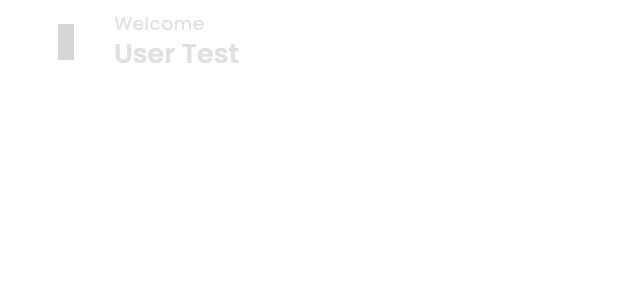
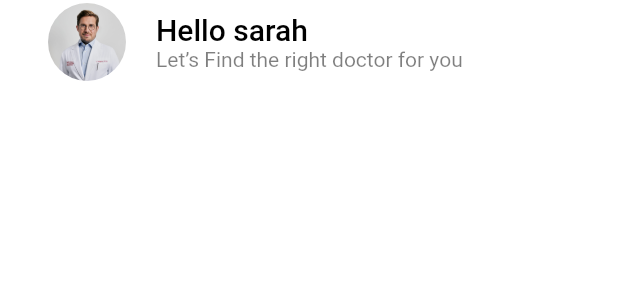
Before and after one commit to adamarichatt/richatt_mobile_socle_v1-main, a Flutter app: the RHomeAppBar widget shown alone on an empty page, opened directly, on a phone screen of 412 x 824 dp. Shown: the top 300 px of the screen. Run offline on Flutter 3.47's test engine with Material 3 defaults, Android fonts, the phone set to English and light mode, and no system bars; our stand-ins replace flutter_native_splash, get, get_storage, iconsax, image_picker, logger and 3 more; accounts and stored records are empty; network calls fail; Roboto replaces fonts that are missing (Nunito); grey boxes are pictures that could not be loaded.

Commit message:
home change

```diff
--- a/lib/features/richatt/screens/home/widgets/home.dart
+++ b/lib/features/richatt/screens/home/widgets/home.dart
@@ -31,8 +31,7 @@ class HomeScreen extends StatelessWidget {
       body: SingleChildScrollView(
         child: Column(
           children: [
-            const RPrimaryHeaderContainer(
-              child: Column(
+            Column(
               children: [
                 RHomeAppBar(),
                 SizedBox(
@@ -45,7 +44,6 @@ class HomeScreen extends StatelessWidget {
                   height: RSizes.spaceBtwSections,
                 ),
               ],
-              ),
             ),
             Padding(
               padding: const EdgeInsets.all(RSizes.defaultSpace),
--- a/lib/features/richatt/screens/home/widgets/home_appb.dart
+++ b/lib/features/richatt/screens/home/widgets/home_appb.dart
@@ -4,6 +4,7 @@ import 'package:iconsax/iconsax.dart';
 import 'package:richatt_mobile_socle_v1/common/widgets/appbar/appbar.dart';
 
 import 'package:richatt_mobile_socle_v1/utils/constants/colors.dart';
+import 'package:richatt_mobile_socle_v1/utils/constants/image_strings.dart';
 import 'package:richatt_mobile_socle_v1/utils/constants/text_strings.dart';
 
 class RHomeAppBar extends StatelessWidget {
@@ -15,26 +16,40 @@ class RHomeAppBar extends StatelessWidget {
   Widget build(BuildContext context) {
     return RAppBar(
       title: Row(children: [
-        const Icon(Iconsax.user),
+        Container(
+          width: 52,
+          height: 52,
+          decoration: ShapeDecoration(
+            image: DecorationImage(
+              image: AssetImage(RImages.doctor1),
+              fit: BoxFit.fill,
+            ),
+            shape: RoundedRectangleBorder(
+              borderRadius: BorderRadius.circular(500),
+            ),
+          ),
+        ),
         const SizedBox(
           width: 20,
         ),
         Column(
           crossAxisAlignment: CrossAxisAlignment.start,
           children: [
-            Text(
-              RTexts.homeAppbarTitle,
-              style: Theme.of(context)
-                  .textTheme
-                  .labelMedium!
-                  .apply(color: RColors.grey),
-            ),
+            Text(RTexts.homeAppbarTitle + ' sarah ',
+                style: TextStyle(
+                  color: Colors.black,
+                  fontSize: 20,
+                  fontFamily: 'Roboto',
+                  fontWeight: FontWeight.w500,
+                )),
             Text(
               RTexts.homeAppbarSubTitle,
-              style: Theme.of(context)
-                  .textTheme
-                  .headlineSmall!
-                  .apply(color: RColors.grey),
+              style: TextStyle(
+                color: Colors.black.withOpacity(0.5),
+                fontSize: 14,
+                fontFamily: 'Nunito',
+                fontWeight: FontWeight.w400,
+              ),
             ),
           ],
         ),
--- a/lib/utils/constants/text_strings.dart
+++ b/lib/utils/constants/text_strings.dart
@@ -19,8 +19,9 @@ class RTexts {
       " one appointment at a time. Together, we thrive.";
   static const String onBoardingSubTitle3 = " towards a healthier future.";
 // - - Home
-  static const String homeAppbarTitle = "Welcome";
-  static const String homeAppbarSubTitle = "User Test";
+  static const String homeAppbarTitle = "Hello";
+  static const String homeAppbarSubTitle =
+      "Let’s Find the right doctor for you";
 
   // -- Authentication Forms
   static const String firstName = "First Name";
```
Also changed, not shown: lib/features/richatt/screens/profile/widgets/profile.dart (+36 -2 lines). Lines whose indentation alone changed are shown as unchanged.
